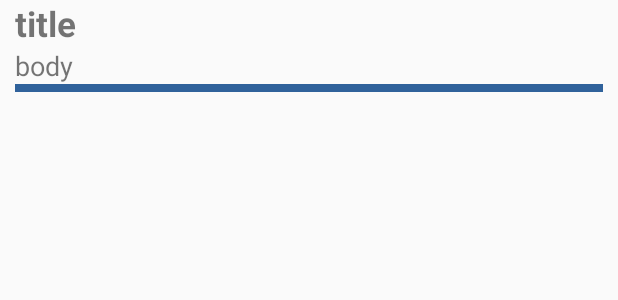
After one commit to mostmand/mobile_programming, an Android app: the layout post_view.xml on its own in the app's theme, with its tools: preview values and no code run, on a phone screen of 412 x 824 dp. The commit adds this screen. Shown: the top 300 px of the screen. Run offline under Robolectric (Android 15) with nearby library versions, the phone set to English and light mode, and no system bars.

Commit message:
Made posts and comments beautiful

```diff
--- a/app/src/main/java/me/telegram/android/ConnectionManager.java
+++ b/app/src/main/java/me/telegram/android/ConnectionManager.java
@@ -27,7 +27,6 @@ public class ConnectionManager {
             e.printStackTrace();
         }
         return posts;
-
     }
 
     public ArrayList<Comment> loadComments(Long postId) {
--- a/app/src/main/java/me/telegram/android/MessageController.java
+++ b/app/src/main/java/me/telegram/android/MessageController.java
@@ -38,7 +38,7 @@ public class MessageController {
 
     public void fetchPosts() {
         boolean fromCache = isFromCache();
-        if (fromCache) {
+        if (false) {
             Thread storage = new Thread(new Runnable() {
                 @Override
                 public void run() {
@@ -69,7 +69,7 @@ public class MessageController {
     }
 
     public void fetchComments(final Long postId) {
-        if (true) {
+        if (false) {
             Thread storage = new Thread(new Runnable() {
                 @Override
                 public void run() {
--- a/app/src/main/res/layout/activity_comments.xml
+++ b/app/src/main/res/layout/activity_comments.xml
@@ -16,7 +16,7 @@
             android:layout_height="match_parent"
             android:layout_weight="10"
             android:text="Post "
-            android:textAlignment="center"
+            android:gravity="center"
             android:textColor="@color/colorPrimary"/>
 
         <ImageButton
--- /dev/null
+++ b/app/src/main/res/layout/post_view.xml
@@ -0,0 +1,38 @@
+<FrameLayout xmlns:android="http://schemas.android.com/apk/res/android"
+    xmlns:app="http://schemas.android.com/apk/res-auto"
+    android:layout_width="match_parent"
+    android:layout_height="match_parent">
+
+    <LinearLayout xmlns:android="http://schemas.android.com/apk/res/android"
+        android:layout_width="match_parent"
+        android:layout_marginLeft="10dp"
+        android:layout_marginRight="10dp"
+        android:layout_height="wrap_content"
+        android:orientation="vertical"
+        android:focusable="true">
+
+        <TextView
+            android:id="@+id/title"
+            android:layout_width="match_parent"
+            android:layout_height="wrap_content"
+            android:focusable="false"
+            android:textStyle="bold"
+            android:text="title"
+            android:textSize="23sp"/>
+
+        <TextView
+            android:id="@+id/body"
+            android:layout_width="match_parent"
+            android:layout_height="wrap_content"
+            android:focusable="false"
+            android:text="body"
+            android:textSize="18sp"/>
+
+        <View android:id="@+id/separator"
+            android:background="#30629b"
+            android:layout_width = "fill_parent"
+            android:layout_height="5dip"
+            android:layout_gravity="center"/>
+    </LinearLayout>
+
+</FrameLayout>
--- /dev/null
+++ b/app/src/main/res/values/attrs_post_view.xml
@@ -0,0 +1,3 @@
+<resources>
+
+</resources>
```
Also changed, not shown: app/src/main/java/me/telegram/android/CommentsActivity.java (+11 -3 lines), app/src/main/java/me/telegram/android/MainActivity.java (+11 -8 lines), app/src/main/java/me/telegram/android/PostView.java (added, +28 -0 lines).
